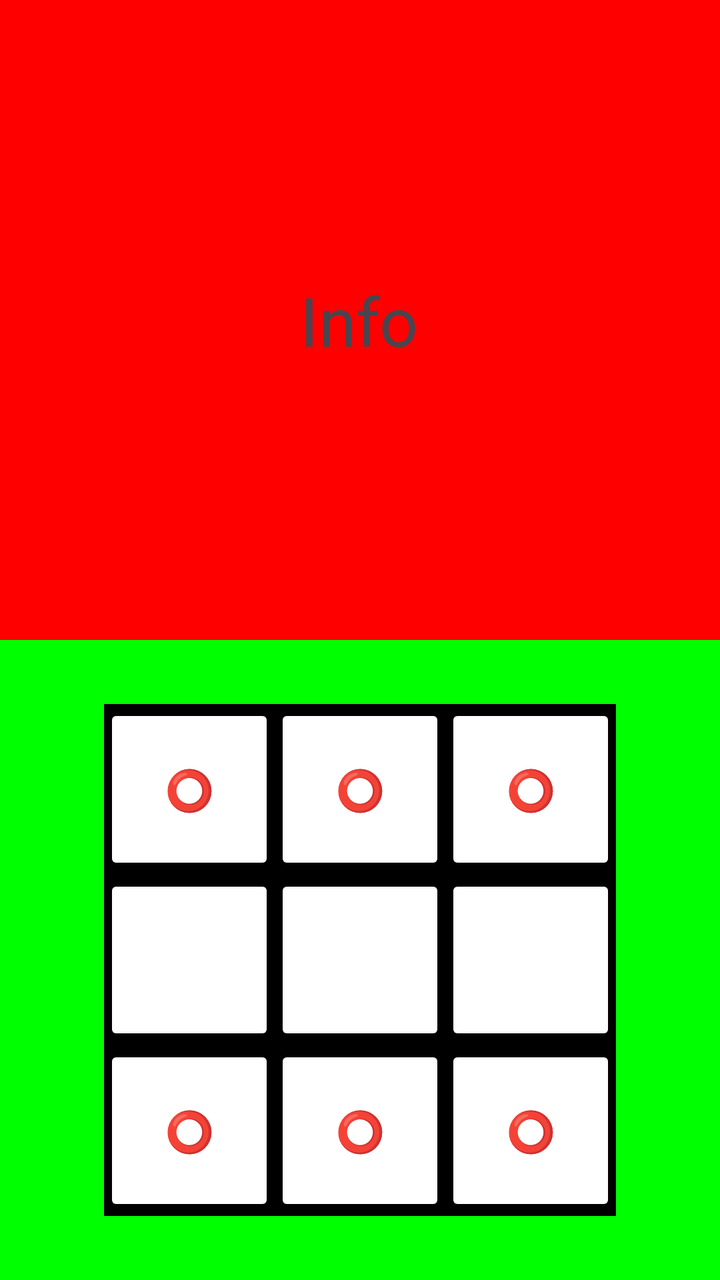
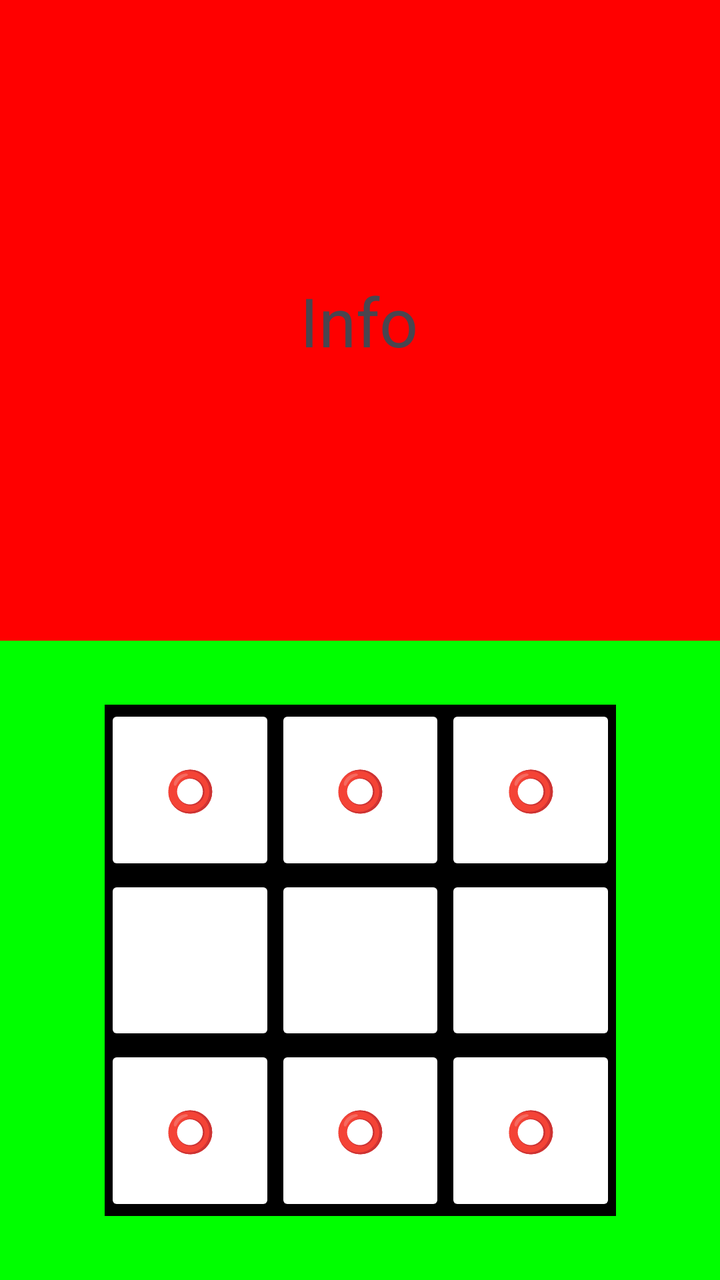

An Android layout rendered at two revisions. The XML below is the earlier revision; the diff shows what the commit changed to produce the second picture.
<!-- AndroidManifest.xml: application theme Theme.Tictactoe2627f -->
<!-- res/layout/activity_main.xml -->
<?xml version="1.0" encoding="utf-8"?>
<androidx.constraintlayout.widget.ConstraintLayout xmlns:android="http://schemas.android.com/apk/res/android"
    xmlns:app="http://schemas.android.com/apk/res-auto"
    xmlns:tools="http://schemas.android.com/tools"
    android:id="@+id/main"
    android:layout_width="match_parent"
    android:layout_height="match_parent"
    tools:context=".MainActivity">

    <include
        layout="@layout/game_info"
        android:layout_width="0dp"
        android:layout_height="0dp"
        android:background="#00F"
        app:layout_constraintBottom_toTopOf="@+id/guideline6"
        app:layout_constraintEnd_toEndOf="parent"
        app:layout_constraintStart_toStartOf="parent"
        app:layout_constraintTop_toTopOf="parent" />

    <include
        layout="@layout/game_board"
        android:layout_width="0dp"
        android:layout_height="0dp"
        android:background="#00F"
        app:layout_constraintBottom_toBottomOf="parent"
        app:layout_constraintEnd_toEndOf="parent"
        app:layout_constraintStart_toStartOf="parent"
        app:layout_constraintTop_toBottomOf="@+id/guideline6"
        />

    <androidx.constraintlayout.widget.Guideline
        android:id="@+id/guideline6"
        android:layout_width="wrap_content"
        android:layout_height="wrap_content"
        android:orientation="horizontal"
        app:layout_constraintGuide_percent="0.5" />

    


</androidx.constraintlayout.widget.ConstraintLayout>
<!-- res/layout/game_info.xml (included above) -->
<?xml version="1.0" encoding="utf-8"?>
<androidx.constraintlayout.widget.ConstraintLayout xmlns:android="http://schemas.android.com/apk/res/android"
    xmlns:app="http://schemas.android.com/apk/res-auto"
    xmlns:tools="http://schemas.android.com/tools"
    android:layout_width="match_parent"
    android:layout_height="match_parent"
    android:background="#F00">

    <TextView
        android:id="@+id/textViewInfo"
        android:layout_width="wrap_content"
        android:layout_height="wrap_content"
        android:text="Info"
        android:textSize="34sp"
        app:layout_constraintBottom_toBottomOf="parent"
        app:layout_constraintEnd_toEndOf="parent"
        app:layout_constraintHorizontal_bias="0.498"
        app:layout_constraintStart_toStartOf="parent"
        app:layout_constraintTop_toTopOf="parent" />
</androidx.constraintlayout.widget.ConstraintLayout>
<!-- res/layout/game_board.xml (included above) -->
<?xml version="1.0" encoding="utf-8"?>
<androidx.constraintlayout.widget.ConstraintLayout xmlns:android="http://schemas.android.com/apk/res/android"
    xmlns:app="http://schemas.android.com/apk/res-auto"
    android:layout_width="match_parent"
    android:layout_height="match_parent"
    android:background="#0F0">

    <androidx.constraintlayout.widget.ConstraintLayout
        android:layout_width="0dp"
        android:layout_height="0dp"
        android:layout_marginStart="32dp"
        android:layout_marginTop="32dp"
        android:layout_marginEnd="32dp"
        android:layout_marginBottom="32dp"
        android:background="#000"
        app:layout_constraintBottom_toBottomOf="parent"
        app:layout_constraintDimensionRatio="1:1"
        app:layout_constraintEnd_toEndOf="parent"
        app:layout_constraintStart_toStartOf="parent"
        app:layout_constraintTop_toTopOf="parent">

        <Button
            style="@style/GameButton"
            android:id="@+id/button"
            android:text="⭕️"
            app:layout_constraintDimensionRatio="1:1"
            app:layout_constraintEnd_toStartOf="@+id/button2"
            app:layout_constraintHorizontal_bias="0.5"
            app:layout_constraintHorizontal_chainStyle="spread_inside"
            app:layout_constraintStart_toStartOf="parent"
            app:layout_constraintTop_toTopOf="parent" />
        <Button
            style="@style/GameButton"
            android:id="@+id/button4"
            android:text=""
            app:layout_constraintDimensionRatio="1:1"
            app:layout_constraintEnd_toStartOf="@+id/button2"
            app:layout_constraintHorizontal_bias="0.0"
            app:layout_constraintHorizontal_chainStyle="spread_inside"
            app:layout_constraintStart_toStartOf="parent"
            app:layout_constraintTop_toBottomOf="@+id/button" />

        <Button
            style="@style/GameButton"
            android:id="@+id/button9"
            android:text="⭕️"
            app:layout_constraintDimensionRatio="1:1"
            app:layout_constraintEnd_toStartOf="@+id/button2"
            app:layout_constraintHorizontal_bias="0.0"
            app:layout_constraintHorizontal_chainStyle="spread_inside"
            app:layout_constraintStart_toStartOf="parent"
            app:layout_constraintTop_toBottomOf="@+id/button4" />

        <Button
            style="@style/GameButton"
            android:id="@+id/button2"
            android:text="⭕️"
            app:layout_constraintDimensionRatio="1:1"
            app:layout_constraintEnd_toStartOf="@+id/button3"
            app:layout_constraintHorizontal_bias="0.5"
            app:layout_constraintStart_toEndOf="@+id/button"
            app:layout_constraintTop_toTopOf="@+id/button" />

        <Button
            style="@style/GameButton"
            android:id="@+id/button5"
            android:text=""
            app:layout_constraintDimensionRatio="1:1"
            app:layout_constraintEnd_toStartOf="@+id/button3"
            app:layout_constraintHorizontal_bias="0.0"
            app:layout_constraintStart_toEndOf="@+id/button"
            app:layout_constraintTop_toBottomOf="@+id/button" />

        <Button
            style="@style/GameButton"
            android:id="@+id/button8"
            android:text="⭕️"
            app:layout_constraintDimensionRatio="1:1"
            app:layout_constraintEnd_toStartOf="@+id/button3"
            app:layout_constraintHorizontal_bias="0.0"
            app:layout_constraintStart_toEndOf="@+id/button"
            app:layout_constraintTop_toBottomOf="@+id/button4" />

        <Button
            style="@style/GameButton"
            android:id="@+id/button3"
            android:text="⭕️"
            app:layout_constraintDimensionRatio="1:1"
            app:layout_constraintEnd_toEndOf="parent"
            app:layout_constraintHorizontal_bias="0.5"
            app:layout_constraintStart_toEndOf="@+id/button2"
            app:layout_constraintTop_toTopOf="@+id/button2" />

        <Button
            style="@style/GameButton"
            android:id="@+id/button6"
            android:text=""
            app:layout_constraintDimensionRatio="1:1"
            app:layout_constraintEnd_toEndOf="parent"
            app:layout_constraintHorizontal_bias="0.0"
            app:layout_constraintStart_toEndOf="@+id/button2"
            app:layout_constraintTop_toBottomOf="@+id/button2" />

        <Button
            style="@style/GameButton"
            android:id="@+id/button7"
            android:text="⭕️"
            app:layout_constraintDimensionRatio="1:1"
            app:layout_constraintEnd_toEndOf="parent"
            app:layout_constraintHorizontal_bias="0.0"
            app:layout_constraintStart_toEndOf="@+id/button2"
            app:layout_constraintTop_toBottomOf="@+id/button5" />
    </androidx.constraintlayout.widget.ConstraintLayout>
</androidx.constraintlayout.widget.ConstraintLayout>
<!-- resources referenced by this layout -->
<resources>
  <style name="GameButton" parent="@style/Widget.AppCompat.Button">
          <item name="android:textSize">20sp</item>
          <item name="android:textColor">#008</item>
          <item name="android:layout_width">0dp</item>
          <item name="android:layout_height">0dp</item>
          <item name="backgroundTint">#FFF</item>
      </style>
  <style name="Theme.Tictactoe2627f" parent="Base.Theme.Tictactoe2627f" />
  <style name="Base.Theme.Tictactoe2627f" parent="Theme.Material3.DayNight.NoActionBar">
          
          
      </style>
</resources>

<!-- the commit's change to res/layout/activity_main.xml (unified diff, before → after) -->
@@ -33,10 +33,7 @@
         android:layout_width="wrap_content"
         android:layout_height="wrap_content"
         android:orientation="horizontal"
-        app:layout_constraintGuide_percent="0.5" />
-
-    
-
+        app:layout_constraintGuide_percent="0.500684" />
 
 </androidx.constraintlayout.widget.ConstraintLayout>
 <!-- res/layout/game_info.xml (included above) -->
